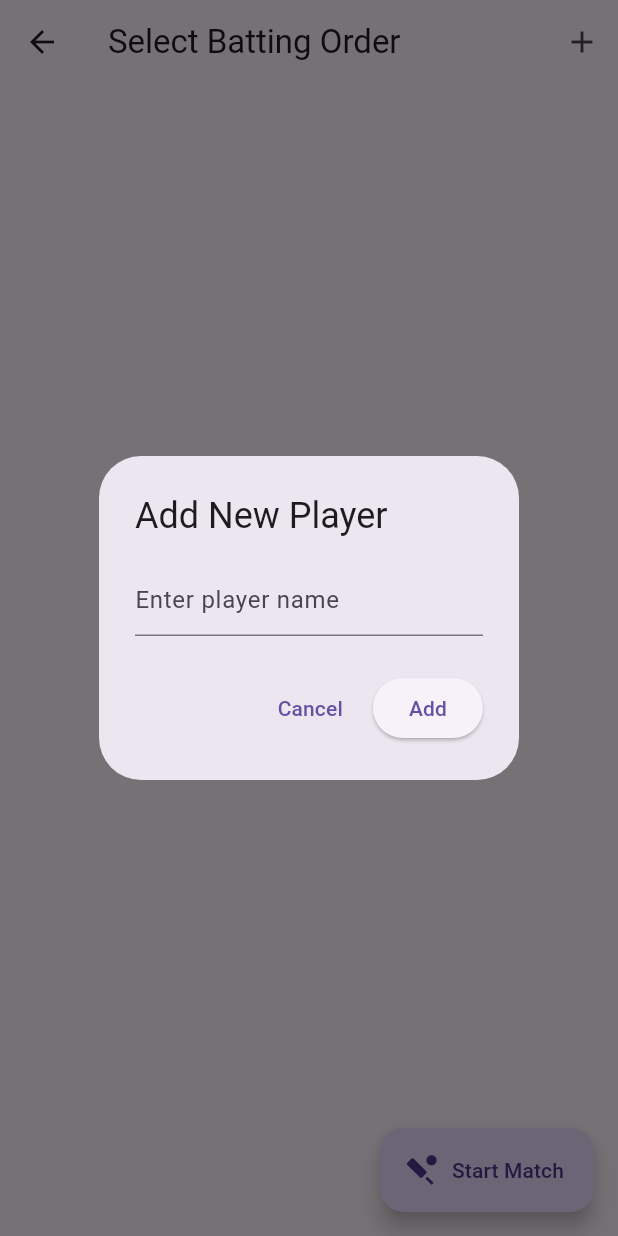
After one commit to santoshvarmaaddala/Scoring-App, a Flutter app: the BattingOrderScreen screen opened directly, after a tap on the "add" icon, on a phone screen of 412 x 824 dp. The commit adds this screen. Run offline on Flutter 3.47's test engine with Material 3 defaults, Android fonts, the phone set to English and light mode, and no system bars; our stand-ins replace fluttertoast, sqflite; accounts and stored records are empty.

Commit message:
batting order screen added

```diff
--- /dev/null
+++ b/lib/core/features/players/presentation/batting_order.dart
@@ -0,0 +1,182 @@
+// batting_order.dart
+import 'dart:math';
+import 'package:flutter/material.dart';
+import '../../../db/database_helper.dart';
+import '../data/player_model.dart';
+
+class BattingOrderScreen extends StatefulWidget {
+  const BattingOrderScreen({Key? key}) : super(key: key);
+
+  @override
+  State<BattingOrderScreen> createState() => _BattingOrderScreenState();
+}
+
+class _BattingOrderScreenState extends State<BattingOrderScreen> {
+  final DatabaseHelper _dbHelper = DatabaseHelper.instance;
+  List<String> allPlayers = [];
+  List<String> selectedPlayers = [];
+  bool selectAll = false;
+  bool isLoading = true;
+
+  @override
+  void initState() {
+    super.initState();
+    _fetchPlayers();
+  }
+
+  Future<void> _fetchPlayers() async {
+    final playersFromDb = await _dbHelper.getPlayers(); // Assuming this returns List<Player>
+    setState(() {
+      allPlayers = playersFromDb.map((p) => p.name).toList();
+      isLoading = false;
+    });
+  }
+
+  void toggleSelectAll(bool? value) {
+    setState(() {
+      selectAll = value ?? false;
+      if (selectAll) {
+        selectedPlayers = List.from(allPlayers);
+      } else {
+        selectedPlayers.clear();
+      }
+    });
+  }
+
+  void togglePlayerSelection(String player, bool selected) {
+    setState(() {
+      if (selected) {
+        selectedPlayers.add(player);
+      } else {
+        selectedPlayers.remove(player);
+      }
+      selectAll = selectedPlayers.length == allPlayers.length;
+    });
+  }
+
+  void addNewPlayer(String newPlayer) async {
+    if (newPlayer.trim().isEmpty) return;
+    await _dbHelper.insertPlayer(Player(name: newPlayer)); // Persist to DB
+    await _fetchPlayers();
+    setState(() {
+      selectedPlayers.add(newPlayer);
+      selectAll = selectedPlayers.length == allPlayers.length;
+    });
+  }
+
+  void startMatch() {
+    if (selectedPlayers.isEmpty) {
+      ScaffoldMessenger.of(context).showSnackBar(
+        const SnackBar(content: Text("Please select at least one player!")),
+      );
+      return;
+    }
+
+    List<String> randomizedOrder = List.from(selectedPlayers)..shuffle(Random());
+    Navigator.push(
+      context,
+      MaterialPageRoute(
+        builder: (context) => BattingOrderResultScreen(order: randomizedOrder),
+      ),
+    );
+  }
+
+  void showAddPlayerDialog() {
+    final TextEditingController controller = TextEditingController();
+    showDialog(
+      context: context,
+      builder: (context) => AlertDialog(
+        title: const Text("Add New Player"),
+        content: TextField(
+          controller: controller,
+          decoration: const InputDecoration(hintText: "Enter player name"),
+        ),
+        actions: [
+          TextButton(
+            onPressed: () => Navigator.pop(context),
+            child: const Text("Cancel"),
+          ),
+          ElevatedButton(
+            onPressed: () {
+              addNewPlayer(controller.text);
+              Navigator.pop(context);
+            },
+            child: const Text("Add"),
+          ),
+        ],
+      ),
+    );
+  }
+
+  @override
+  Widget build(BuildContext context) {
+    return Scaffold(
+      appBar: AppBar(
+        title: const Text("Select Batting Order"),
+        actions: [
+          IconButton(
+            icon: const Icon(Icons.add),
+            onPressed: showAddPlayerDialog,
+          ),
+        ],
+      ),
+      body: isLoading
+          ? const Center(child: CircularProgressIndicator())
+          : allPlayers.isEmpty
+              ? const Center(child: Text("No players found. Add some!"))
+              : Column(
+                  children: [
+                    CheckboxListTile(
+                      title: const Text("Select All"),
+                      value: selectAll,
+                      onChanged: toggleSelectAll,
+                    ),
+                    Expanded(
+                      child: ListView.builder(
+                        itemCount: allPlayers.length,
+                        itemBuilder: (context, index) {
+                          final player = allPlayers[index];
+                          return CheckboxListTile(
+                            title: Text(player),
+                            value: selectedPlayers.contains(player),
+                            onChanged: (bool? selected) {
+                              togglePlayerSelection(player, selected ?? false);
+                            },
+                          );
+                        },
+                      ),
+                    ),
+                  ],
+                ),
+      floatingActionButton: FloatingActionButton.extended(
+        onPressed: startMatch,
+        icon: const Icon(Icons.sports_cricket),
+        label: const Text("Start Match"),
+      ),
+      floatingActionButtonLocation: FloatingActionButtonLocation.endFloat,
+    );
+  }
+}
+
+class BattingOrderResultScreen extends StatelessWidget {
+  final List<String> order;
+
+  const BattingOrderResultScreen({Key? key, required this.order})
+      : super(key: key);
+
+  @override
+  Widget build(BuildContext context) {
+    return Scaffold(
+      appBar: AppBar(title: const Text("Batting Order")),
+      body: ListView.builder(
+        itemCount: order.length,
+        itemBuilder: (context, index) {
+          return ListTile(
+            leading: CircleAvatar(child: Text("${index + 1}")),
+            title: Text(order[index]),
+          );
+        },
+      ),
+    );
+  }
+}
--- a/lib/utils/app_constants.dart
+++ b/lib/utils/app_constants.dart
@@ -1,3 +1,5 @@
+
+
 // String Utils
 
 extension StringExtension on String {
```
Also changed, not shown: lib/core/features/players/dashboard/dashboard_screen.dart (+11 -0 lines).
